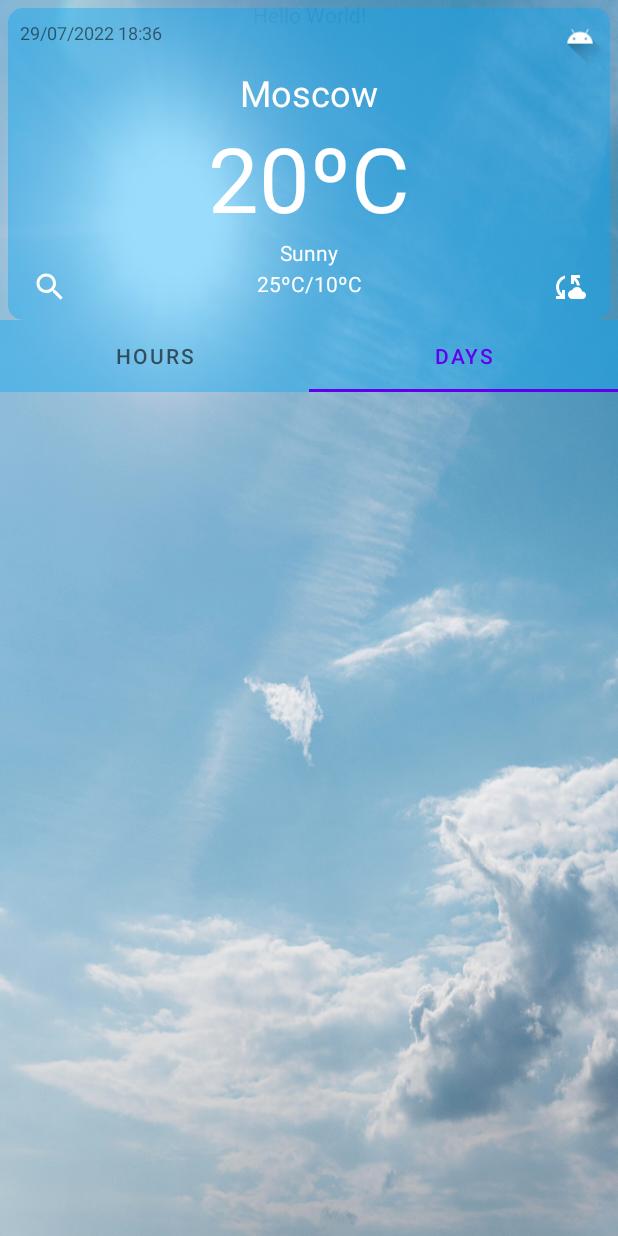
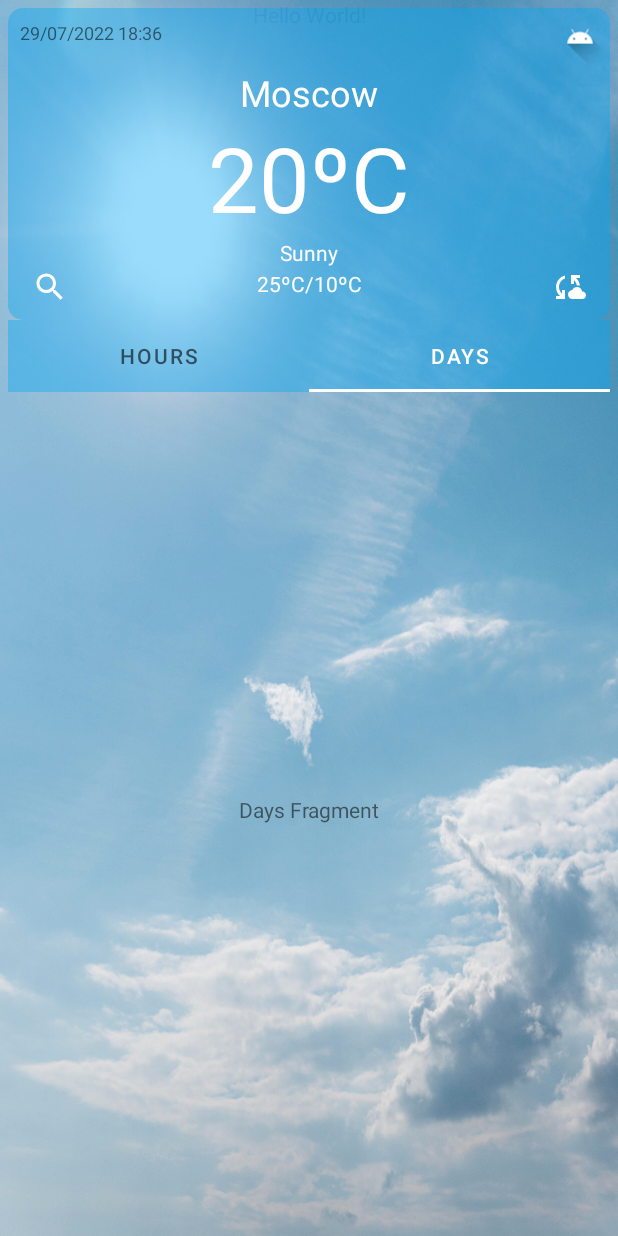
Before and after one commit to s1Dan/MyWeather, an Android app: the screen it shows after launch (MainActivity), tab 2 chosen, on a phone screen of 412 x 824 dp. Run offline under Robolectric (Android 15) with nearby library versions, the phone set to English and light mode, and no system bars.

Commit message:
commit_test_1

```diff
--- /dev/null
+++ b/app/src/main/java/com/s1dan/myweather/adapters/VpAdapter.kt
@@ -0,0 +1,15 @@
+package com.s1dan.myweather.adapters
+
+import androidx.fragment.app.Fragment
+import androidx.fragment.app.FragmentActivity
+import androidx.viewpager2.adapter.FragmentStateAdapter
+
+class VpAdapter(fa: FragmentActivity, private val list: List<Fragment>): FragmentStateAdapter(fa) {
+    override fun getItemCount(): Int {
+        return list.size
+    }
+
+    override fun createFragment(position: Int): Fragment {
+        return list[position]
+    }
+}
--- /dev/null
+++ b/app/src/main/java/com/s1dan/myweather/fragments/DaysFragment.kt
@@ -0,0 +1,27 @@
+package com.s1dan.myweather.fragments
+
+import android.os.Bundle
+import androidx.fragment.app.Fragment
+import android.view.LayoutInflater
+import android.view.View
+import android.view.ViewGroup
+import com.s1dan.myweather.R
+
+
+class DaysFragment : Fragment() {
+
+
+    override fun onCreateView(
+        inflater: LayoutInflater, container: ViewGroup?,
+        savedInstanceState: Bundle?,
+    ): View? {
+        // Inflate the layout for this fragment
+        return inflater.inflate(R.layout.fragment_days, container, false)
+    }
+
+    companion object {
+
+        @JvmStatic
+        fun newInstance() = DaysFragment()
+    }
+}
--- /dev/null
+++ b/app/src/main/java/com/s1dan/myweather/fragments/HoursFragment.kt
@@ -0,0 +1,24 @@
+package com.s1dan.myweather.fragments
+
+import android.os.Bundle
+import androidx.fragment.app.Fragment
+import android.view.LayoutInflater
+import android.view.View
+import android.view.ViewGroup
+import com.s1dan.myweather.R
+
+class HoursFragment : Fragment() {
+
+    override fun onCreateView(
+        inflater: LayoutInflater, container: ViewGroup?,
+        savedInstanceState: Bundle?,
+    ): View? {
+        // Inflate the layout for this fragment
+        return inflater.inflate(R.layout.fragment_hours, container, false)
+    }
+
+    companion object {
+        @JvmStatic
+        fun newInstance() = HoursFragment()
+    }
+}
--- a/app/src/main/java/com/s1dan/myweather/fragments/MainFragment.kt
+++ b/app/src/main/java/com/s1dan/myweather/fragments/MainFragment.kt
@@ -9,11 +9,23 @@ import android.view.ViewGroup
 import android.widget.Toast
 import androidx.activity.result.ActivityResultLauncher
 import androidx.activity.result.contract.ActivityResultContracts
+import androidx.fragment.app.FragmentActivity
+import com.google.android.material.tabs.TabLayoutMediator
+import com.s1dan.myweather.adapters.VpAdapter
 import com.s1dan.myweather.databinding.FragmentMainBinding
 import com.s1dan.myweather.databinding.FragmentMainBinding.inflate
 
 class MainFragment : Fragment() {
 
+    private val fList = listOf(
+        HoursFragment.newInstance(),
+        DaysFragment.newInstance()
+    )
+
+    private val tList = listOf(
+        "Hours",
+        "Days"
+    )
     private lateinit var pLauncher: ActivityResultLauncher<String>
     private lateinit var binding: FragmentMainBinding
 
@@ -28,6 +40,16 @@ class MainFragment : Fragment() {
     override fun onViewCreated(view: View, savedInstanceState: Bundle?) {
         super.onViewCreated(view, savedInstanceState)
         checkPermission()
+        init()
+    }
+
+    private fun init() = with(binding){
+        val adapter = VpAdapter(activity as FragmentActivity, fList)
+        vp.adapter = adapter
+        TabLayoutMediator(tabLayout, vp){
+                tab, pos -> tab.text = tList[pos]
+        }.attach()
+
     }
 
     private fun permissionListener() {
--- /dev/null
+++ b/app/src/main/res/layout/fragment_days.xml
@@ -0,0 +1,15 @@
+<?xml version="1.0" encoding="utf-8"?>
+<FrameLayout xmlns:android="http://schemas.android.com/apk/res/android"
+    xmlns:tools="http://schemas.android.com/tools"
+    android:layout_width="match_parent"
+    android:layout_height="match_parent"
+    tools:context=".fragments.DaysFragment">
+
+    <!-- TODO: Update blank fragment layout -->
+    <TextView
+        android:layout_width="match_parent"
+        android:layout_height="match_parent"
+        android:gravity="center"
+        android:text="Days Fragment" />
+
+</FrameLayout>
--- /dev/null
+++ b/app/src/main/res/layout/fragment_hours.xml
@@ -0,0 +1,15 @@
+<?xml version="1.0" encoding="utf-8"?>
+<FrameLayout xmlns:android="http://schemas.android.com/apk/res/android"
+    xmlns:tools="http://schemas.android.com/tools"
+    android:layout_width="match_parent"
+    android:layout_height="match_parent"
+    tools:context=".fragments.HoursFragment">
+
+    <!-- TODO: Update blank fragment layout -->
+    <TextView
+        android:layout_width="match_parent"
+        android:layout_height="match_parent"
+        android:gravity="center"
+        android:text="Hours Fragment" />
+
+</FrameLayout>
--- a/app/src/main/res/layout/fragment_main.xml
+++ b/app/src/main/res/layout/fragment_main.xml
@@ -109,7 +109,8 @@
                 android:src="@drawable/ic_baseline_search_24"
                 app:layout_constraintBottom_toBottomOf="parent"
                 app:layout_constraintStart_toStartOf="parent"
-                app:layout_constraintTop_toTopOf="@+id/tvMaxMin" />
+                app:layout_constraintTop_toTopOf="@+id/tvMaxMin"
+                tools:ignore="SpeakableTextPresentCheck,SpeakableTextPresentCheck" />
 
             <ImageButton
                 android:id="@+id/imageButton2"
@@ -132,8 +133,8 @@
         android:layout_width="0dp"
         android:layout_height="wrap_content"
         android:backgroundTint="@color/card_blue_bg"
-        app:layout_constraintEnd_toEndOf="parent"
-        app:layout_constraintStart_toStartOf="parent"
+        app:layout_constraintEnd_toEndOf="@id/cardView2"
+        app:layout_constraintStart_toStartOf="@id/cardView2"
         app:layout_constraintTop_toBottomOf="@+id/cardView2">
 
         <com.google.android.material.tabs.TabItem
--- a/app/src/main/res/values/colors.xml
+++ b/app/src/main/res/values/colors.xml
@@ -9,5 +9,6 @@
     <color name="white">#FFFFFFFF</color>
 
     <color name="card_blue_bg">#6603A9F4</color>
+    <color name="blue">#C633C0FF</color>
 
 </resources>
--- a/app/src/main/res/values/themes.xml
+++ b/app/src/main/res/values/themes.xml
@@ -2,8 +2,8 @@
     <!-- Base application theme. -->
     <style name="Theme.MyWeather" parent="Theme.MaterialComponents.DayNight.DarkActionBar">
         <!-- Primary brand color. -->
-        <item name="colorPrimary">@color/purple_500</item>
-        <item name="colorPrimaryVariant">@color/purple_700</item>
+        <item name="colorPrimary">@color/white</item>
+        <item name="colorPrimaryVariant">@color/blue</item>
         <item name="colorOnPrimary">@color/white</item>
         <!-- Secondary brand color. -->
         <item name="colorSecondary">@color/teal_200</item>
```
